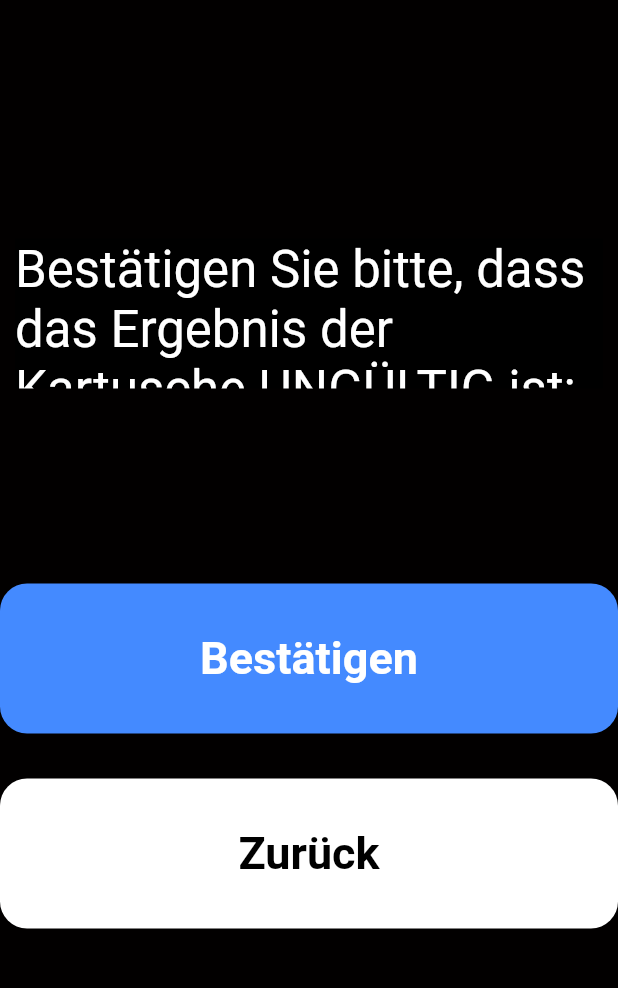
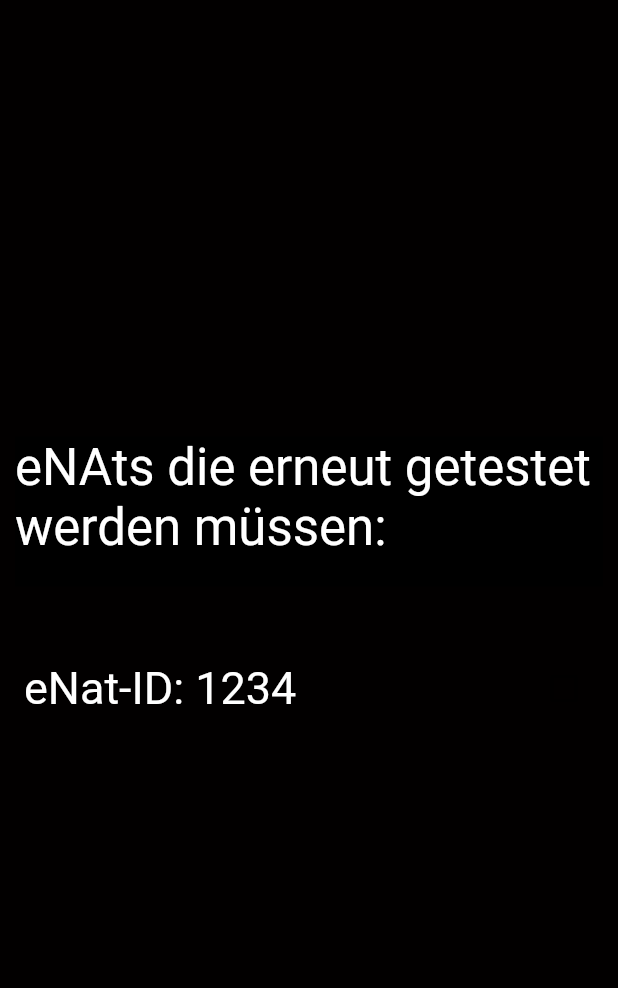
Before and after one commit to i-putak/testpersonal, a Flutter app: the ErgebnisUngueltig screen opened directly, after a tap on "Bestätigen", on a phone screen of 412 x 824 dp, the part 84-1072 px from its top. Run offline on Flutter 3.47's test engine with Material 2 defaults, Android fonts, the phone set to English and light mode, and no system bars; our stand-ins replace page_transition; missing offline and left inert: mobile_scanner.

Commit message:
ergebnis eingeben

```diff
--- a/lib/screen/ergebnis_eingeben.dart
+++ b/lib/screen/ergebnis_eingeben.dart
@@ -2,6 +2,7 @@ import 'package:flutter/material.dart';
 import 'package:page_transition/page_transition.dart';
 import 'package:mobile_scanner/mobile_scanner.dart';
 import 'package:testpersonal/main.dart';
+import 'package:testpersonal/screen/retesting.dart';
 
 class ErgebnisEingeben extends StatefulWidget {
   const ErgebnisEingeben({Key? key}) : super(key: key);
@@ -199,7 +200,16 @@ class _ErgebnisUngueltigState extends State<ErgebnisUngueltig> {
                   ),
                 ),
                 //disabeln kann man wenn hier null steht
-                onPressed: () {},
+                onPressed: () {
+                  Navigator.pushAndRemoveUntil(
+                    context,
+                    PageTransition(
+                        child: const Retesting(),
+                        type: PageTransitionType.leftToRight),
+                        (route) => false,
+                    // )
+                  );
+                },
                 child: const Text('Bestätigen'),
               ),
               const SizedBox(height: 30),
--- /dev/null
+++ b/lib/screen/retesting.dart
@@ -0,0 +1,60 @@
+import 'package:flutter/material.dart';
+
+class Retesting extends StatefulWidget {
+  const Retesting({Key? key}) : super(key: key);
+
+  @override
+  State<Retesting> createState() => _RetestingState();
+}
+
+class _RetestingState extends State<Retesting> {
+
+  @override
+  Widget build(BuildContext context) {
+
+    bool _isChecked = false;
+
+    return Scaffold(
+      appBar: AppBar(
+        title: const Text('Ergebnis eingeben'),
+      ),
+      body: Center(
+        child: Column(
+          mainAxisAlignment: MainAxisAlignment.center,
+          children: <Widget>[
+            Container(
+              margin: const EdgeInsets.all(10.0),
+              color: Colors.black,
+              width: 900.0,
+              height: 100.0,
+              alignment: Alignment.topLeft,
+              child: Text("eNAts die erneut getestet werden müssen:",
+                  style: Theme
+                      .of(context)
+                      .textTheme
+                      .headline4!
+                      .copyWith(color: Colors.white)),
+            ),
+            const SizedBox(height: 30),
+            CheckboxListTile(
+              title: const Text(
+                  "eNat-ID: 1234",
+                  style: TextStyle(color: Colors.white, fontSize: 30.0),
+              ),
+              controlAffinity: ListTileControlAffinity.trailing,
+              checkColor: Colors.green,
+              activeColor: Colors.transparent,
+              value: _isChecked,
+              //shape: CircleBorder(),
+              onChanged: (bool? value) {
+                setState(() {
+                  _isChecked = value!;
+                });
+              },
+            ),
+          ],
+        ),
+      ),
+    );
+  }
+}
```
